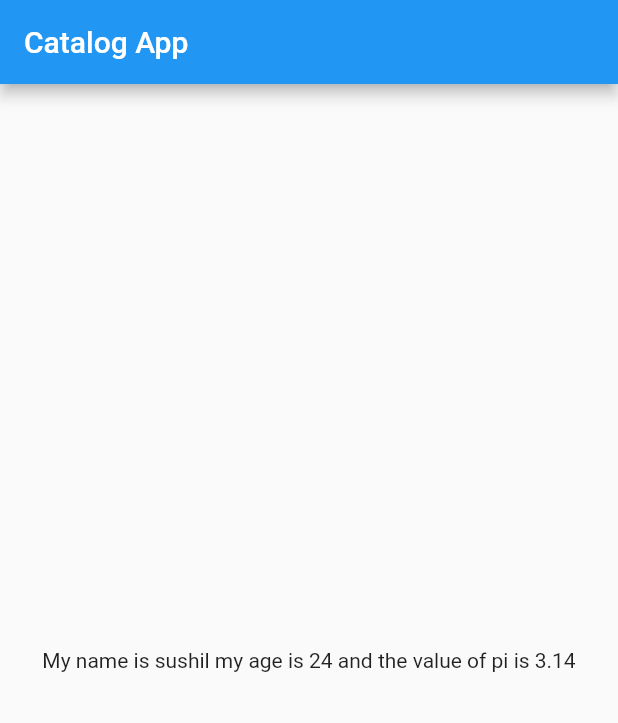
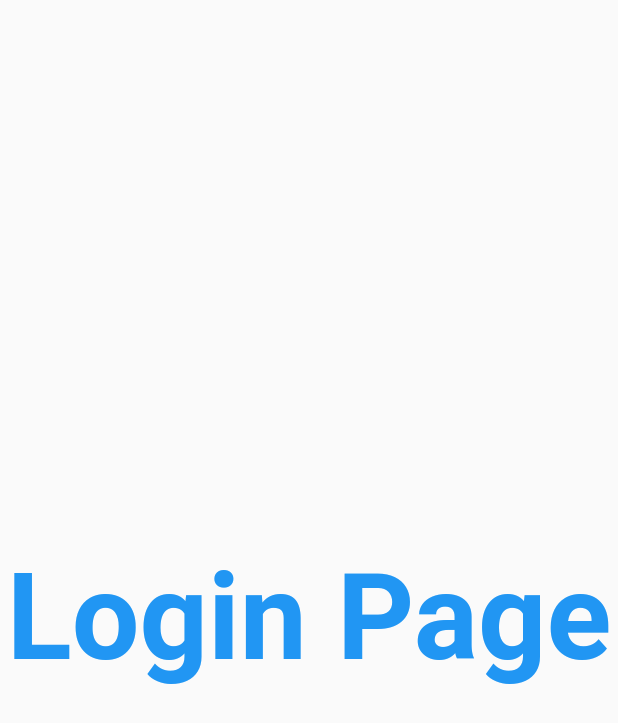
Before and after one commit to sushilgarbuja/30daysflutter, a Flutter app: the screen it shows after launch, on a phone screen of 412 x 824 dp. Shown: the top 723 px of the screen. Run offline on Flutter 3.47's test engine with Material 2 defaults, Android fonts, the phone set to English and light mode, and no system bars.

Commit message:
day3 completed

```diff
--- a/lib/main.dart
+++ b/lib/main.dart
@@ -1,5 +1,8 @@
-import 'package:firstapp/home_page.dart';
+import 'package:firstapp/pages/home_page.dart';
 import 'package:flutter/material.dart';
+
+
+import 'pages/login_page.dart';
 
 void main() {
   runApp(MyApp());
@@ -10,9 +13,16 @@ class MyApp extends StatelessWidget {
 
   @override
   Widget build(BuildContext context) {
-
     return MaterialApp(
-      home: HomePage(),
+      themeMode: ThemeMode.light,
+      theme: ThemeData(primarySwatch: Colors.deepPurple),
+      darkTheme: ThemeData(
+        brightness: Brightness.dark,
+      ),
+      routes: {
+        "/": (context) => LoginPage(),
+        "/login": (context) => LoginPage()
+      },
     );
   }
 }
--- a/lib/home_page.dart
+++ b/lib/pages/home_page.dart
@@ -18,6 +18,7 @@ class HomePage extends StatelessWidget {
                 "My name is $name my age is $age and the value of pi is $pi"),
           ),
         ),
+        drawer: Drawer(),
     );
   }
 }
--- /dev/null
+++ b/lib/pages/login_page.dart
@@ -0,0 +1,20 @@
+import 'package:flutter/material.dart';
+
+class LoginPage extends StatelessWidget {
+  const LoginPage({ Key key }) : super(key: key);
+
+  @override
+  Widget build(BuildContext context) {
+    return Material(
+      child: Center(
+        child: Text("Login Page",style: TextStyle(
+          fontSize: 40,
+          color: Colors.blue,
+          fontWeight: FontWeight.bold,
+        ),
+        textScaleFactor: 2.0,
+        ),
+        ),
+    );
+  }
+}
```
